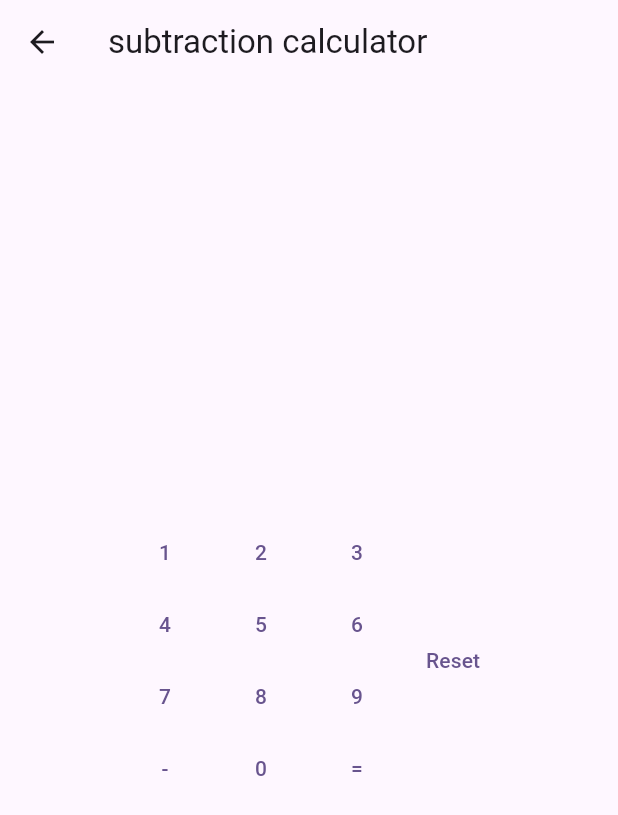
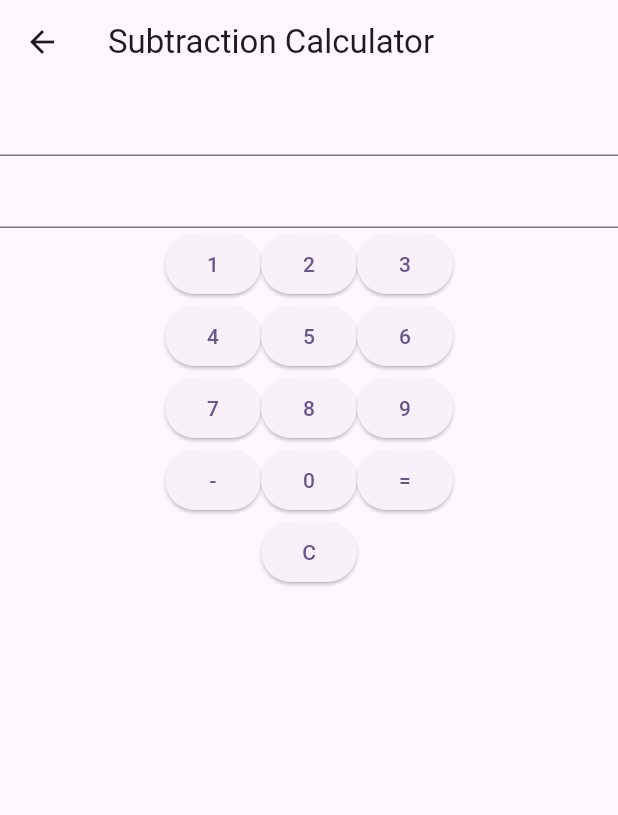
Before and after one commit to glgl-1/calculator, a Flutter app: the Sub screen opened by its route, on a phone screen of 412 x 824 dp. Shown: the top 815 px of the screen. Run offline on Flutter 3.47's test engine with Material 3 defaults, Android fonts, the phone set to English and light mode, and no system bars.

Commit message:
sub_calc 0729

```diff
--- a/calculator_app/lib/view/sub.dart
+++ b/calculator_app/lib/view/sub.dart
@@ -6,114 +6,150 @@ class Sub extends StatefulWidget {
   @override
   State<Sub> createState() => _SubState();
 }
-//
+
 class _SubState extends State<Sub> {
-  late String strNum1;
-  late String strNum2;
-  late int num1;
-  late int num2;
-  late String display;
-  late String key;
-  late int subResult;
+  late TextEditingController numberController; //쌓이는 숫자
+  late TextEditingController inputController; //지금까지 계산된 결과
+  late List<int> numResult;
 
   @override
   void initState() {
     super.initState();
-    strNum1 = '';
-    strNum2 = '';
-    display = '';
-    num1 = 0;
-    num2 = 0;
-    subResult = 0;
-    key = '';
+    numberController=TextEditingController();
+    inputController=TextEditingController();
+    numResult=[];
   }
 
   @override
   Widget build(BuildContext context) {
     return Scaffold(
       appBar: AppBar(
-          title: const Text('subtraction calculator'),
+        title: const Text(
+          'Subtraction Calculator'),
       ),
       body: Center(
-          child: Row(
+        child: Column(
+          children: [
+            TextField(
+              controller: inputController,
+              readOnly: true,
+            ),
+            TextField(
+              controller: numberController,
+              readOnly: true,
+            ),
+            Row(
               mainAxisAlignment: MainAxisAlignment.center,
               children: [
-              Text(display),
-              Column(
+                ElevatedButton(onPressed: () => viewNumber1(),
+                child: const Text('1')),
+                ElevatedButton(onPressed: () => viewNumber2(),
+                child: const Text('2')),
+                ElevatedButton(onPressed: () => viewNumber3(),
+                child: const Text('3')),
+              ],
+            ),
+            Row(
               mainAxisAlignment: MainAxisAlignment.center,
               children: [
-                  TextButton(
-                      onPressed: () => subcalc('1'), child: const Text('1')),
-                  TextButton(
-                      onPressed: () => subcalc('4'), child: const Text('4')),
-                  TextButton(
-                      onPressed: () => subcalc('7'), child: const Text('7')),
-                  TextButton(
-                      onPressed: () => subcalc('-'), child: const Text('-')),
+                ElevatedButton(onPressed: () => viewNumber4(),
+                child: const Text('4')),
+                ElevatedButton(onPressed: () => viewNumber5(),
+                child: const Text('5')),
+                ElevatedButton(onPressed: () => viewNumber6(),
+                child: const Text('6')),
               ],
             ),
-              Column(
+            Row(
               mainAxisAlignment: MainAxisAlignment.center,
               children: [
-                  TextButton(
-                      onPressed: () => subcalc('2'), child: const Text('2')),
-                  TextButton(
-                      onPressed: () => subcalc('5'), child: const Text('5')),
-                  TextButton(
-                      onPressed: () => subcalc('8'), child: const Text('8')),
-                  TextButton(
-                      onPressed: () => subcalc('0'), child: const Text('0')),
+                ElevatedButton(onPressed: () => viewNumber7(),
+                child: const Text('7')),
+                ElevatedButton(onPressed: () => viewNumber8(),
+                child: const Text('8')),
+                ElevatedButton(onPressed: () => viewNumber9(),
+                child: const Text('9')),
               ],
             ),
-              Column(
+            Row(
               mainAxisAlignment: MainAxisAlignment.center,
               children: [
-                  TextButton(
-                      onPressed: () => subcalc('3'), child: const Text('3')),
-                  TextButton(
-                      onPressed: () => subcalc('6'), child: const Text('6')),
-                  TextButton(
-                      onPressed: () => subcalc('9'), child: const Text('9')),
-                  TextButton(
-                      onPressed: () => subcalc('='), child: const Text('=')),
+                ElevatedButton(onPressed: () => subAction(),
+                child: const Text('-')),
+                ElevatedButton(onPressed: () => viewNumber0(),
+                child: const Text('0')),
+                ElevatedButton(onPressed: () => equalAction(),
+                child: const Text('=')),
               ],
             ),
-              TextButton(onPressed: () => cancel(), child: const Text('Reset'))
+            ElevatedButton(onPressed: () => reSet(),
+            child: const Text('C'))
           ],
         ),
-        ));
+      ),
+    );
+  }
+  //Function
+  viewNumber1(){
+    numberController.text+='1';
+  }
+  viewNumber2(){
+    numberController.text+='2';
+  }
+  viewNumber3(){
+    numberController.text+='3';
+  }
+  viewNumber4(){
+    numberController.text+='4';
+  }
+  viewNumber5(){
+    numberController.text+='5';
+  }
+  viewNumber6(){
+    numberController.text+='6';
+  }
+  viewNumber7(){
+    numberController.text+='7';
+  }
+  viewNumber8(){
+    numberController.text+='8';
+  }
+  viewNumber9(){
+    numberController.text+='9';
+  }
+  viewNumber0(){
+    numberController.text+='0';
   }
 
-  //function
-  cancel() {
-    strNum1 = '';
-    strNum2 = '';
-    display = '';
-    num1 = 0;
-    num2 = 0;
-    subResult = 0;
+  //'-'를 눌렀을 때
+  subAction(){
+    if(numberController.text.isNotEmpty){
+      numResult.add(int.parse(numberController.text));
+      inputController.text=numberController.text+='-';
+      numberController.text='';
+    }
   }
 
-  clearDisplay() {
-    display = '';
-    setState(() {});
+  //'='를 눌렀을 때
+  equalAction(){
+    if(numberController.text.isNotEmpty){
+      numResult.add(int.parse(numberController.text));
+    }else{
+      numberController.text='';
     }
-
-  subcalc(key) {
-    if (key == '-') {
-      clearDisplay();
-      num1 = int.parse(strNum1);
-      strNum1 = '';
-      num1 = num1 - num2;
-    } else if (key == '=') {
-      num2 = int.parse(strNum1);
-      subResult = num1 - num2;
-      display = subResult.toString();
-      return display;
-    } else {
-      strNum1 = '$strNum1+$key';
-      display = strNum1;
-      return subcalc(key);
+    int result=numResult[0].toInt();
+    for(int i=1; i<numResult.length; i++){
+      result-=numResult[i].toInt();
+    }
+    // numResult.add(int.parse(numberController.text));
+    numberController.text=result.toString();
+    numResult=[];
+    inputController.text='';
+  }
+    //초기화
+    reSet() {
+    numberController.text = '';
+    inputController.text = '';
+    numResult = [];
   }
 }
-}
```
Lines whose indentation alone changed are shown as unchanged.
